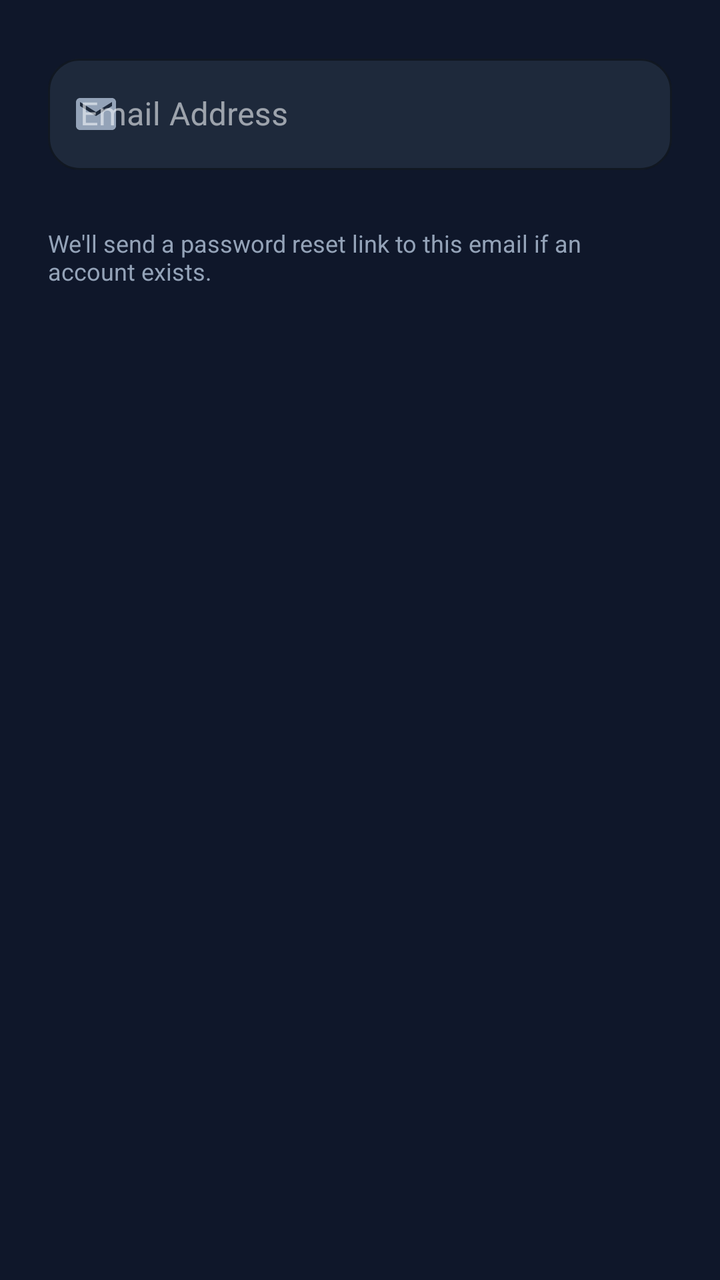
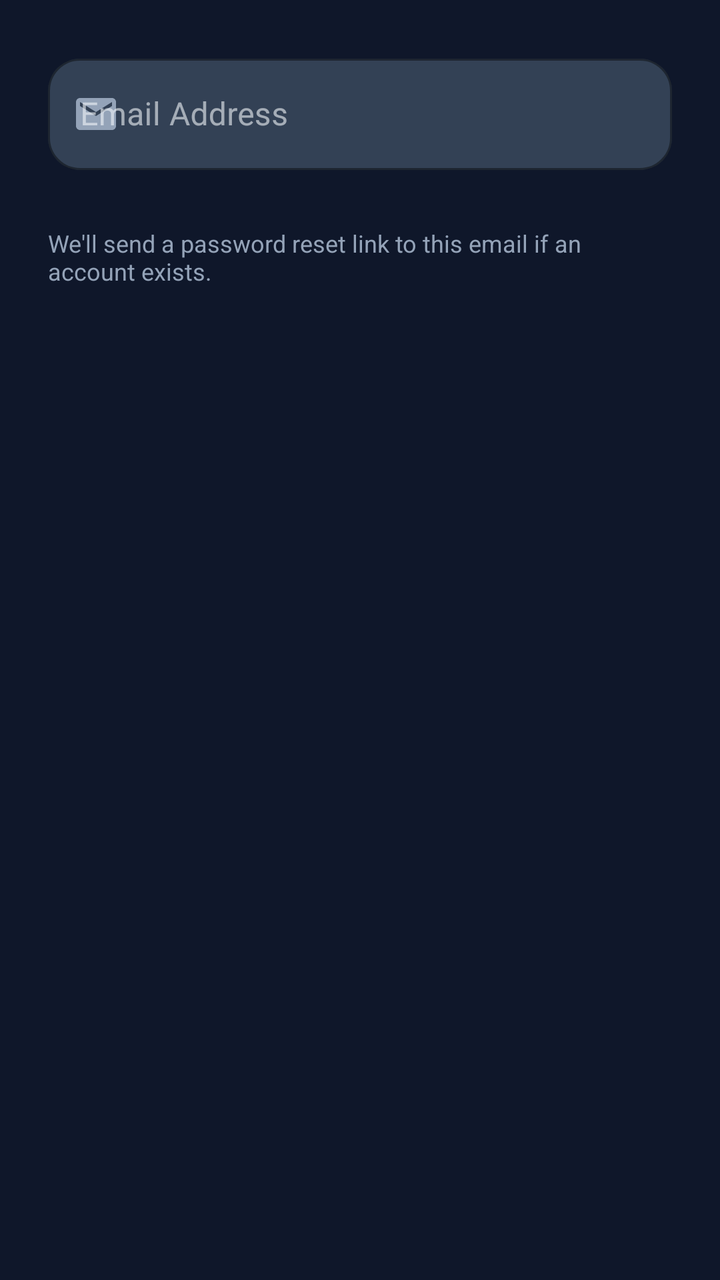

Compare the two renders of this Android layout. The source of the first and the diff that turns it into the second are given below.
<!-- AndroidManifest.xml: application theme Theme.EmbeddedSystemsCareerGuide -->
<!-- res/layout/dialog_forgot_password.xml -->
<?xml version="1.0" encoding="utf-8"?>
<LinearLayout xmlns:android="http://schemas.android.com/apk/res/android"
    xmlns:app="http://schemas.android.com/apk/res-auto"
    android:layout_width="match_parent"
    android:layout_height="wrap_content"
    android:orientation="vertical"
    android:padding="24dp">

    <com.google.android.material.textfield.TextInputLayout
        android:id="@+id/textFieldForgotEmail"
        style="@style/Widget.MaterialComponents.TextInputLayout.OutlinedBox"
        android:layout_width="match_parent"
        android:layout_height="wrap_content"
        android:hint="Email Address"
        app:boxBackgroundColor="@color/slate_800"
        app:boxStrokeColor="@color/indigo_500"
        app:hintTextColor="@color/slate_400"
        app:startIconDrawable="@drawable/ic_email"
        app:startIconTint="@color/slate_400"
        app:errorEnabled="true">

        <com.google.android.material.textfield.TextInputEditText
            android:id="@+id/editTextForgotEmail"
            android:layout_width="match_parent"
            android:layout_height="wrap_content"
            android:inputType="textEmailAddress"
            android:textColor="@color/text_primary"
            android:textColorHint="@color/text_hint" />

    </com.google.android.material.textfield.TextInputLayout>

    <TextView
        android:layout_width="match_parent"
        android:layout_height="wrap_content"
        android:layout_marginTop="8dp"
        android:text="We'll send a password reset link to this email if an account exists."
        android:textColor="@color/text_secondary"
        android:textSize="12sp" />

</LinearLayout>
<!-- resources referenced by this layout -->
<resources>
  <color name="indigo_500">#6366F1</color>
  <color name="slate_400">#94A3B8</color>
  <color name="slate_800">#1E293B</color>
  <color name="text_hint">@color/slate_500</color>
  <style name="Theme.EmbeddedSystemsCareerGuide" parent="Theme.Material3.DayNight.NoActionBar">
          
          <item name="colorPrimary">@color/indigo_600</item>
          <item name="colorPrimaryVariant">@color/indigo_500</item>
          <item name="colorOnPrimary">@color/white</item>
  
          
          <item name="colorSecondary">@color/cyan_500</item>
          <item name="colorSecondaryVariant">@color/cyan_400</item>
          <item name="colorOnSecondary">@color/slate_900</item>
  
          
          <item name="android:colorBackground">@color/background</item>
          <item name="colorSurface">@color/card_background</item>
          <item name="colorOnBackground">@color/text_primary</item>
          <item name="colorOnSurface">@color/text_primary</item>
          <item name="colorSurfaceVariant">@color/card_elevated</item>
          <item name="colorOnSurfaceVariant">@color/text_secondary</item>
          <item name="colorOutline">@color/card_border</item>
  
          
          <item name="android:statusBarColor">@color/background</item>
          <item name="android:navigationBarColor">@color/background</item>
          <item name="android:windowLightStatusBar">true</item>
          <item name="android:windowLightNavigationBar">true</item>
  
          
          <item name="android:textColorPrimary">@color/text_primary</item>
          <item name="android:textColorSecondary">@color/text_secondary</item>
  
          
          <item name="materialButtonStyle">@style/Widget.App.Button</item>
          <item name="textInputStyle">@style/Widget.App.TextInputLayout</item>
          <item name="materialCardViewStyle">@style/Widget.App.CardView</item>
          <item name="alertDialogTheme">@style/Theme.App.AlertDialog</item>
          <item name="materialAlertDialogTheme">@style/Theme.App.AlertDialog</item>
      </style>
  <color name="slate_500">#64748B</color>
  <color name="slate_100">#F1F5F9</color>
  <color name="indigo_600">#4F46E5</color>
  <color name="white">#FFFFFF</color>
  <color name="cyan_500">#06B6D4</color>
  <color name="cyan_400">#22D3EE</color>
  <color name="slate_900">#0F172A</color>
  <color name="background">@color/slate_900</color>
  <color name="card_border">@color/slate_600</color>
  <color name="glass_primary">#1A1E293B</color>
  <color name="slate_700">#334155</color>
  <color name="slate_600">#475569</color>
  <color name="ripple_color">#FFFFFF30</color>
  <color name="indigo_400">#818CF8</color>
  <color name="slate_300">#CBD5E1</color>
  <color name="red_400">#F87171</color>
  <!-- unchanged entries left out for length: 11 -->
</resources>

<!-- the commit's change to res/layout/dialog_forgot_password.xml (unified diff, before → after) -->
@@ -12,11 +12,11 @@
         android:layout_width="match_parent"
         android:layout_height="wrap_content"
         android:hint="Email Address"
-        app:boxBackgroundColor="@color/slate_800"
+        app:boxBackgroundColor="?attr/appInputBackground"
         app:boxStrokeColor="@color/indigo_500"
-        app:hintTextColor="@color/slate_400"
+        app:hintTextColor="?attr/appTextHint"
         app:startIconDrawable="@drawable/ic_email"
-        app:startIconTint="@color/slate_400"
+        app:startIconTint="?attr/appTextSecondary"
         app:errorEnabled="true">
 
         <com.google.android.material.textfield.TextInputEditText
@@ -24,8 +24,8 @@
             android:layout_width="match_parent"
             android:layout_height="wrap_content"
             android:inputType="textEmailAddress"
-            android:textColor="@color/text_primary"
-            android:textColorHint="@color/text_hint" />
+            android:textColor="?attr/appTextPrimary"
+            android:textColorHint="?attr/appTextHint" />
 
     </com.google.android.material.textfield.TextInputLayout>
 
@@ -34,7 +34,7 @@
         android:layout_height="wrap_content"
         android:layout_marginTop="8dp"
         android:text="We'll send a password reset link to this email if an account exists."
-        android:textColor="@color/text_secondary"
+        android:textColor="?attr/appTextSecondary"
         android:textSize="12sp" />
 
 </LinearLayout>
<!-- resource entries referenced after the edit -->
@@ -4,7 +4,34 @@
   <color name="slate_400">#94A3B8</color>
   <color name="slate_800">#1E293B</color>
   <color name="text_hint">@color/slate_500</color>
+  <color name="glass_accent">#1A6366F1</color>
+  <!-- drawable bg_window_midnight (drawable) -->
+  <?xml version="1.0" encoding="utf-8"?>
+  <shape xmlns:android="http://schemas.android.com/apk/res/android">
+      <gradient
+          android:angle="135"
+          android:startColor="#0B1120"
+          android:centerColor="#0B1120"
+          android:endColor="#131C31"
+          android:type="linear" />
+  </shape>
   <style name="Theme.EmbeddedSystemsCareerGuide" parent="Theme.Material3.DayNight.NoActionBar">
+          
+          <item name="appBackground">@color/background</item>
+          <item name="appSurface">@color/card_background</item>
+          <item name="appSurfaceElevated">@color/card_elevated</item>
+          <item name="appOutline">@color/card_border</item>
+          <item name="appInputBackground">@color/input_background</item>
+          <item name="appTextPrimary">@color/text_primary</item>
+          <item name="appTextSecondary">@color/text_secondary</item>
+          <item name="appTextTertiary">@color/text_tertiary</item>
+          <item name="appTextHint">@color/text_hint</item>
+          <item name="appAccentMuted">@color/glass_accent</item>
+          <item name="appWindowBackground">@drawable/bg_window_midnight</item>
+  
+          
+          <item name="elevationOverlayEnabled">false</item>
+  
           
           <item name="colorPrimary">@color/indigo_600</item>
           <item name="colorPrimaryVariant">@color/indigo_500</item>
@@ -50,6 +77,8 @@
   <color name="slate_900">#0F172A</color>
   <color name="background">@color/slate_900</color>
   <color name="card_border">@color/slate_600</color>
+  <color name="input_background">@color/slate_700</color>
+  <color name="text_tertiary">@color/slate_500</color>
   <color name="glass_primary">#1A1E293B</color>
   <color name="slate_700">#334155</color>
   <color name="slate_600">#475569</color>
